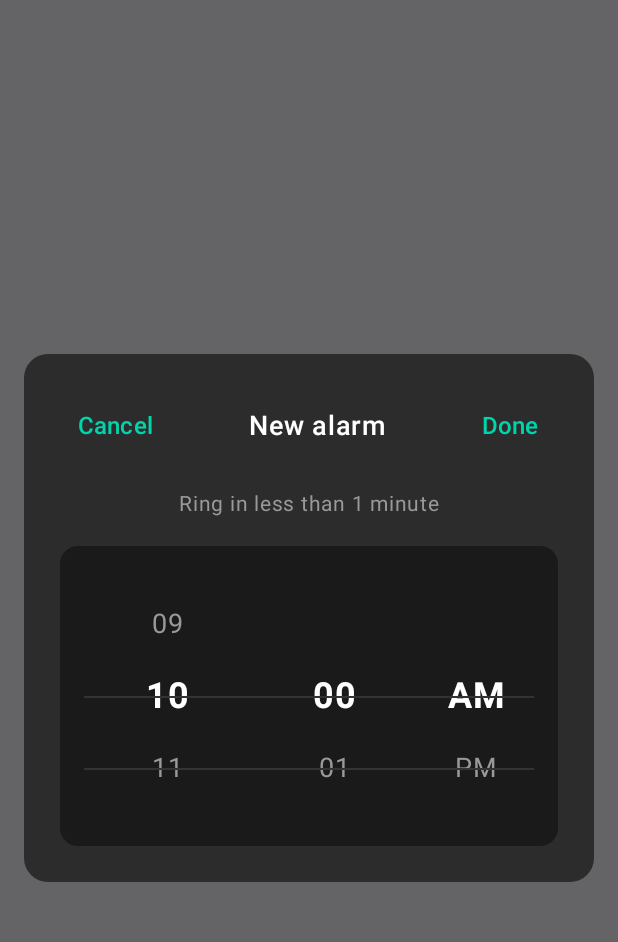
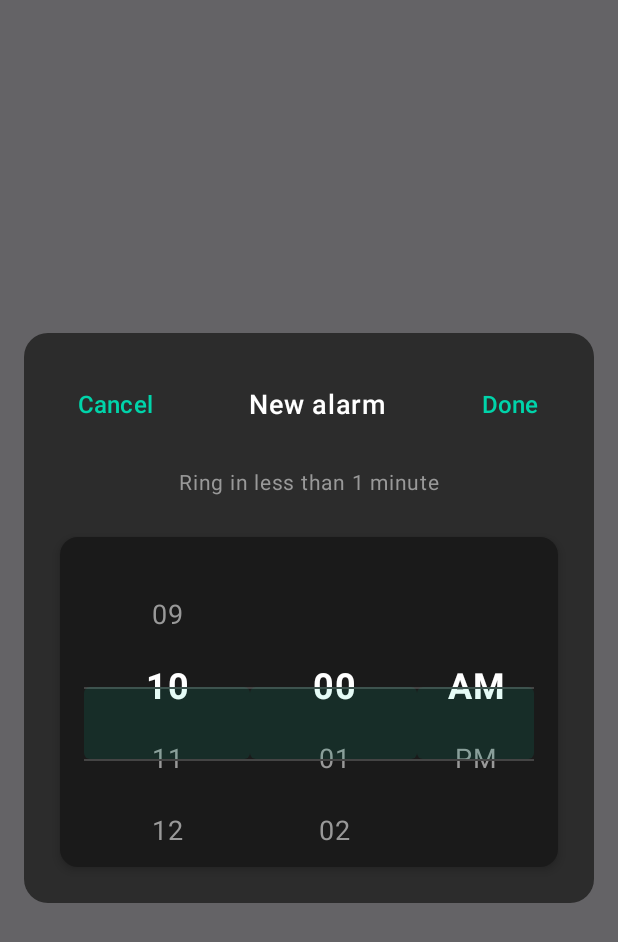
Before and after one commit to wahidsuman/Pill-, an Android app built with Jetpack Compose: the composable WheelTimePickerDialog shown on its own in the app's theme, after a tap on "10", on a phone screen of 412 x 824 dp. Shown: the top 942 px of the screen. Run offline under Robolectric (Android 15) with nearby library versions, the phone set to English and light mode, and no system bars; 3 other taps on this screen came first.

```diff
--- a/app/src/main/java/com/pilltracker/app/ui/components/WheelTimePicker.kt
+++ b/app/src/main/java/com/pilltracker/app/ui/components/WheelTimePicker.kt
@@ -2,6 +2,7 @@ package com.pilltracker.app.ui.components
 
 import androidx.compose.foundation.background
 import androidx.compose.foundation.clickable
+import androidx.compose.foundation.gestures.detectDragGestures
 import androidx.compose.foundation.layout.*
 import androidx.compose.foundation.lazy.LazyColumn
 import androidx.compose.foundation.lazy.LazyListState
@@ -13,12 +14,15 @@ import androidx.compose.runtime.*
 import androidx.compose.ui.Alignment
 import androidx.compose.ui.Modifier
 import androidx.compose.ui.draw.clip
+import androidx.compose.ui.geometry.Offset
 import androidx.compose.ui.graphics.Color
+import androidx.compose.ui.input.pointer.pointerInput
 import androidx.compose.ui.text.font.FontWeight
 import androidx.compose.ui.text.style.TextAlign
 import androidx.compose.ui.unit.dp
 import androidx.compose.ui.unit.sp
 import androidx.compose.ui.window.Dialog
+import kotlinx.coroutines.launch
 
 @Composable
 fun WheelTimePickerDialog(
@@ -139,7 +143,7 @@ fun WheelTimePickerDialog(
                     text = "Ring in less than 1 minute",
                     color = Color(0xFF999999),
                     fontSize = 14.sp,
-                    modifier = Modifier.padding(bottom = 16.dp)
+                    modifier = Modifier.padding(bottom = 24.dp)
                 )
 
                 // Wheel Time Picker
@@ -168,9 +172,10 @@ fun WheelTimePicker(
     Card(
         modifier = Modifier
             .fillMaxWidth()
-            .height(200.dp),
+            .height(220.dp),
         shape = RoundedCornerShape(12.dp),
-        colors = CardDefaults.cardColors(containerColor = Color(0xFF1A1A1A))
+        colors = CardDefaults.cardColors(containerColor = Color(0xFF1A1A1A)),
+        elevation = CardDefaults.cardElevation(defaultElevation = 4.dp)
     ) {
         Row(
             modifier = Modifier
@@ -214,8 +219,9 @@ fun WheelColumn(
     modifier: Modifier = Modifier
 ) {
     val listState = rememberLazyListState()
+    val coroutineScope = rememberCoroutineScope()
 
-    // Auto-scroll to selected item when it changes
+    // Calculate initial position and auto-scroll to selected item
     LaunchedEffect(selectedItem) {
         val index = items.indexOf(selectedItem)
         if (index >= 0) {
@@ -224,11 +230,22 @@ fun WheelColumn(
     }
 
     Box(
-        modifier = modifier.height(168.dp)
+        modifier = modifier.height(188.dp)
     ) {
         LazyColumn(
             state = listState,
-            modifier = Modifier.fillMaxSize(),
+            modifier = Modifier
+                .fillMaxSize()
+                .pointerInput(Unit) {
+                    detectDragGestures { _, dragAmount ->
+                        coroutineScope.launch {
+                            val currentIndex = listState.firstVisibleItemIndex
+                            val newIndex = (currentIndex - (dragAmount.y / 48).toInt()).coerceIn(0, items.size - 1)
+                            listState.animateScrollToItem(newIndex)
+                            onItemSelected(items[newIndex])
+                        }
+                    }
+                },
             verticalArrangement = Arrangement.spacedBy(0.dp),
             contentPadding = PaddingValues(vertical = 60.dp),
             horizontalAlignment = Alignment.CenterHorizontally
@@ -241,7 +258,12 @@ fun WheelColumn(
                     modifier = Modifier
                         .fillMaxWidth()
                         .height(48.dp)
-                        .clickable { onItemSelected(item) },
+                        .clickable {
+                            coroutineScope.launch {
+                                listState.animateScrollToItem(index)
+                            }
+                            onItemSelected(item)
+                        },
                     contentAlignment = Alignment.Center
                 ) {
                     Text(
@@ -258,7 +280,7 @@ fun WheelColumn(
             }
         }
 
-        // Selection indicator lines
+        // Selection indicator lines with better visibility
         Box(
             modifier = Modifier
                 .fillMaxSize()
@@ -270,7 +292,7 @@ fun WheelColumn(
                     .fillMaxWidth()
                     .height(1.dp)
                     .offset(y = 24.dp)
-                    .background(Color(0xFF333333))
+                    .background(Color(0xFF444444))
             )
 
             // Bottom line
@@ -279,7 +301,19 @@ fun WheelColumn(
                     .fillMaxWidth()
                     .height(1.dp)
                     .offset(y = 72.dp)
-                    .background(Color(0xFF333333))
+                    .background(Color(0xFF444444))
+            )
+
+            // Center selection highlight
+            Box(
+                modifier = Modifier
+                    .fillMaxWidth()
+                    .height(48.dp)
+                    .offset(y = 24.dp)
+                    .background(
+                        Color(0xFF00D4AA).copy(alpha = 0.1f),
+                        RoundedCornerShape(4.dp)
+                    )
             )
         }
     }
--- a/build.gradle.kts
+++ b/build.gradle.kts
@@ -2,6 +2,6 @@
 plugins {
     id("com.android.application") version "8.2.0" apply false
     id("org.jetbrains.kotlin.android") version "1.9.20" apply false
-    id("com.google.dagger.hilt.android") version "2.52" apply false
+    id("com.google.dagger.hilt.android") version "2.48" apply false
     id("com.google.devtools.ksp") version "1.9.20-1.0.14" apply false
 }
```
Also changed, not shown: app/build.gradle.kts (+6 -6 lines).
